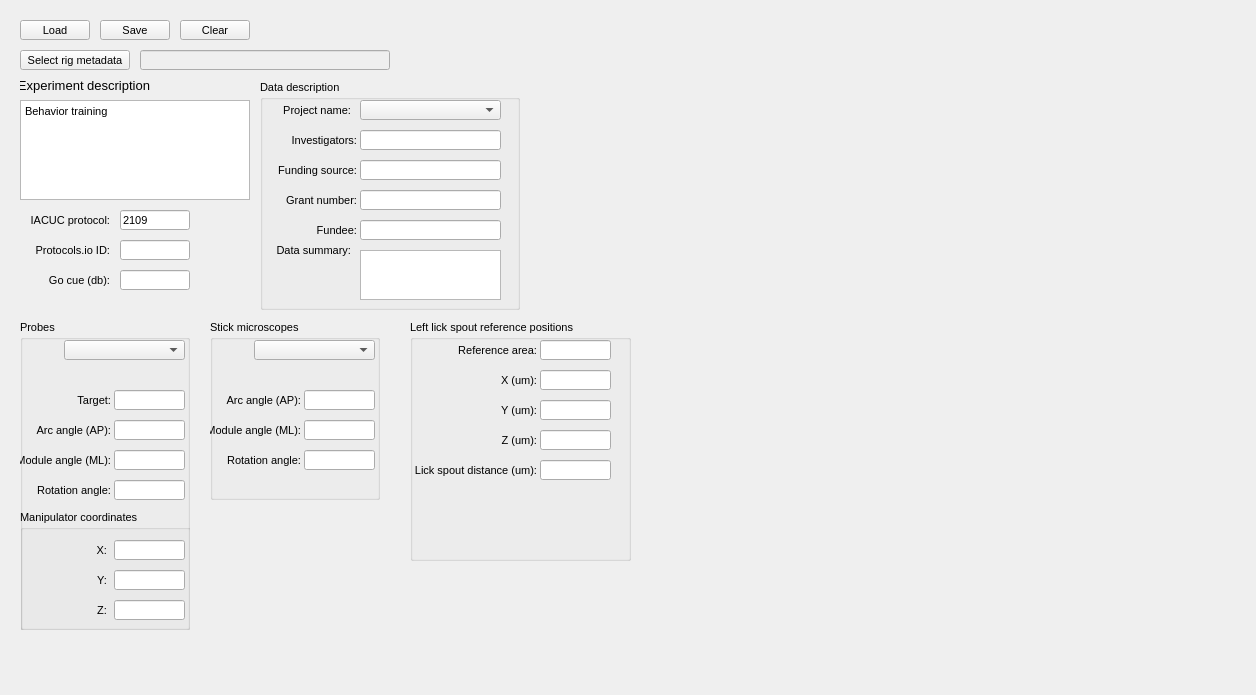
Qt form src/foraging_gui/MetaData.ui (AllenNeuralDynamics/dynamic-foraging-task) before a commit.
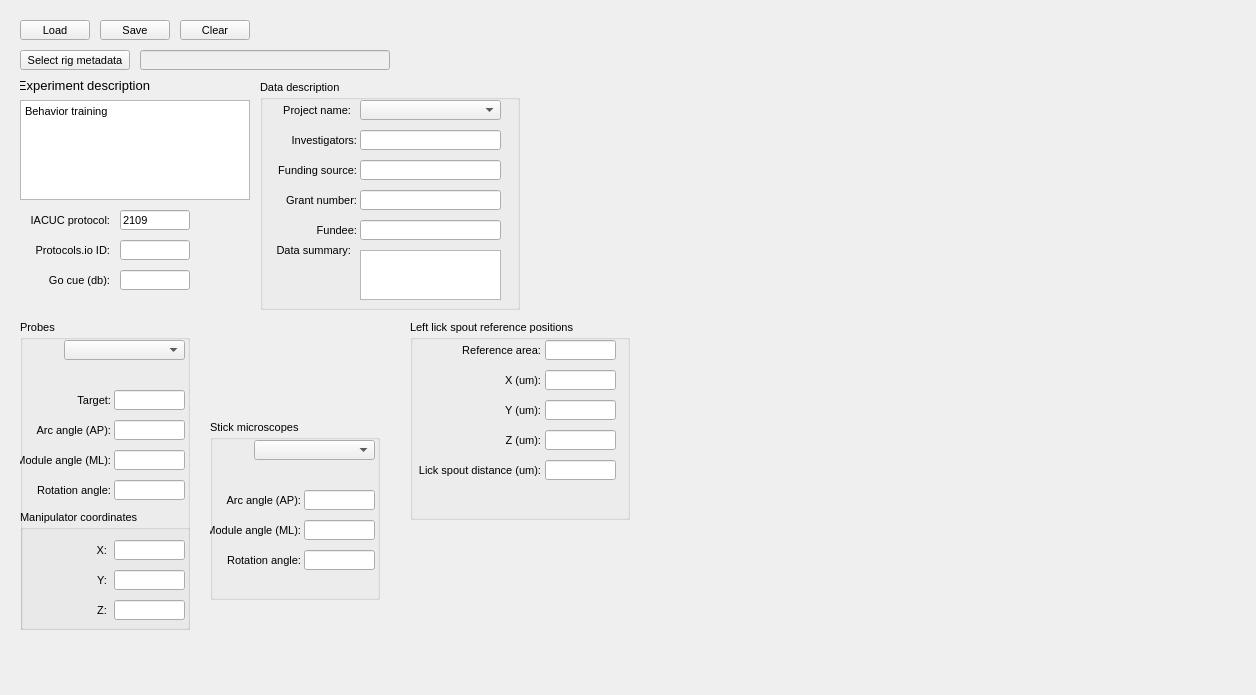
The same form after that commit.

Patch:
```diff
--- a/src/foraging_gui/MetaData.ui
+++ b/src/foraging_gui/MetaData.ui
@@ -691,7 +691,7 @@
    <property name="geometry">
     <rect>
      <x>210</x>
-     <y>320</y>
+     <y>420</y>
      <width>170</width>
      <height>180</height>
     </rect>
@@ -1211,8 +1211,8 @@
     <rect>
      <x>410</x>
      <y>320</y>
-     <width>221</width>
-     <height>241</height>
+     <width>220</width>
+     <height>200</height>
     </rect>
    </property>
    <property name="title">
@@ -1221,7 +1221,7 @@
    <widget class="QLabel" name="label_94">
     <property name="geometry">
      <rect>
-      <x>36</x>
+      <x>40</x>
       <y>80</y>
       <width>91</width>
       <height>20</height>
@@ -1246,7 +1246,7 @@
    <widget class="QLineEdit" name="LickSpoutReferenceZ">
     <property name="geometry">
      <rect>
-      <x>130</x>
+      <x>135</x>
       <y>110</y>
       <width>71</width>
       <height>20</height>
@@ -1265,7 +1265,7 @@
    <widget class="QLabel" name="label_92">
     <property name="geometry">
      <rect>
-      <x>36</x>
+      <x>40</x>
       <y>50</y>
       <width>91</width>
       <height>20</height>
@@ -1290,7 +1290,7 @@
    <widget class="QLineEdit" name="LickSpoutReferenceY">
     <property name="geometry">
      <rect>
-      <x>130</x>
+      <x>135</x>
       <y>80</y>
       <width>71</width>
       <height>20</height>
@@ -1309,7 +1309,7 @@
    <widget class="QLineEdit" name="LickSpoutReferenceX">
     <property name="geometry">
      <rect>
-      <x>130</x>
+      <x>135</x>
       <y>50</y>
       <width>71</width>
       <height>20</height>
@@ -1328,7 +1328,7 @@
    <widget class="QLabel" name="label_93">
     <property name="geometry">
      <rect>
-      <x>36</x>
+      <x>40</x>
       <y>110</y>
       <width>91</width>
       <height>20</height>
@@ -1353,7 +1353,7 @@
    <widget class="QLineEdit" name="LickSpoutReferenceArea">
     <property name="geometry">
      <rect>
-      <x>130</x>
+      <x>135</x>
       <y>20</y>
       <width>71</width>
       <height>20</height>
@@ -1372,7 +1372,7 @@
    <widget class="QLabel" name="label_95">
     <property name="geometry">
      <rect>
-      <x>16</x>
+      <x>20</x>
       <y>20</y>
       <width>111</width>
       <height>20</height>
@@ -1397,7 +1397,7 @@
    <widget class="QLineEdit" name="LickSpoutDistance">
     <property name="geometry">
      <rect>
-      <x>130</x>
+      <x>135</x>
       <y>140</y>
       <width>71</width>
       <height>20</height>
@@ -1416,7 +1416,7 @@
    <widget class="QLabel" name="label_96">
     <property name="geometry">
      <rect>
-      <x>-14</x>
+      <x>-10</x>
       <y>140</y>
       <width>141</width>
       <height>20</height>
```
